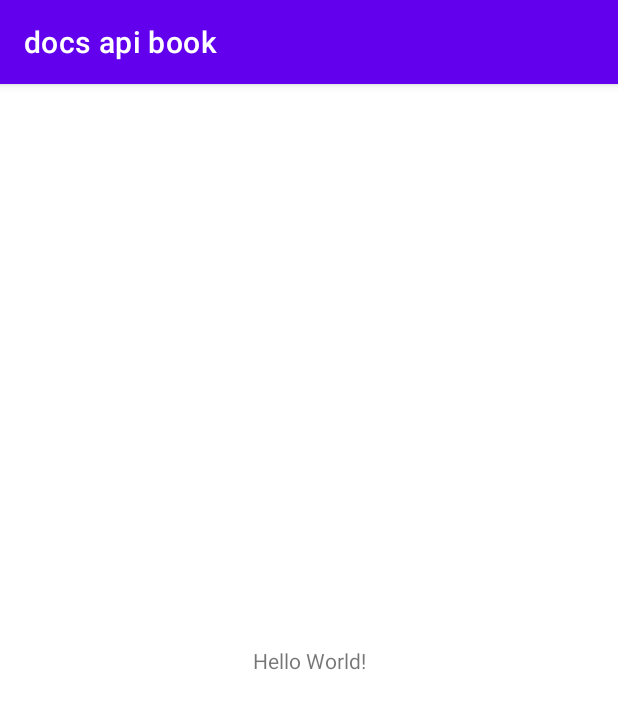
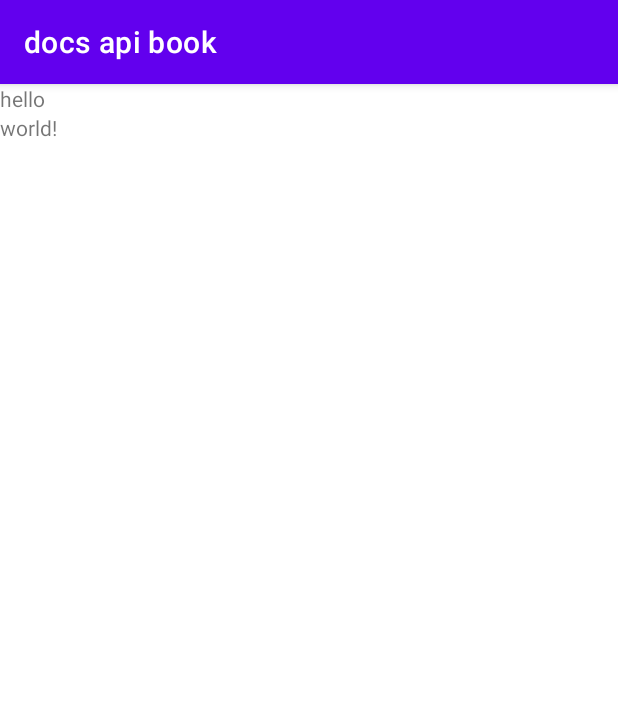
Before and after one commit to intbyte-100/dap, an Android app: the screen it shows after launch (MainActivity), on a phone screen of 412 x 824 dp. Shown: the top 709 px of the screen. Run offline under Robolectric (Android 15) with nearby library versions, the phone set to English and light mode, and no system bars.

Commit message:
implement the Text base features

```diff
--- a/app/build.gradle
+++ b/app/build.gradle
@@ -37,6 +37,7 @@ dependencies {
     implementation 'androidx.appcompat:appcompat:1.2.0'
     implementation 'com.google.android.material:material:1.3.0'
     implementation 'androidx.constraintlayout:constraintlayout:2.0.4'
+    implementation 'androidx.fragment:fragment:1.3.6'
     testImplementation 'junit:junit:4.+'
     androidTestImplementation 'androidx.test.ext:junit:1.1.2'
     androidTestImplementation 'androidx.test.espresso:espresso-core:3.3.0'
--- a/app/src/main/java/com/intkgc/dap/activities/DocumentationPageFragment.kt
+++ b/app/src/main/java/com/intkgc/dap/activities/DocsPageFragment.kt
@@ -1,30 +1,43 @@
 package com.intkgc.dap.activities
 
+import android.annotation.SuppressLint
 import android.os.Bundle
 import android.view.LayoutInflater
 import android.view.View
 import android.view.ViewGroup
+import android.widget.LinearLayout
+import android.widget.TextView
 import androidx.fragment.app.Fragment
+import com.intkgc.dap.R
 import com.intkgc.dap.page.PageBuilder
 import com.intkgc.dap.page.TextStyle
 import com.intkgc.dap.provider.ElementsProvider
+import com.intkgc.dap.provider.TestElementsProvider
 
-class DocumentationPageFragment() : Fragment(), PageBuilder {
+class DocsPageFragment : Fragment(), PageBuilder {
     lateinit var elementsProvider: ElementsProvider
-
+    lateinit var layout: LinearLayout
 
     override fun addText(text: String, vararg style: TextStyle) {
-        TODO("Not yet implemented")
+        val textView = TextView(this.context)
+        textView.text = text
+        layout.addView(textView)
     }
 
     override fun addCodePanel(code: String, language: String) {
         TODO("Not yet implemented")
     }
 
+    @SuppressLint("InflateParams")
     override fun onCreateView(inflater: LayoutInflater, container: ViewGroup?, savedInstanceState: Bundle?): View? {
+        val view = inflater.inflate(R.layout.docs_fragment, null)
+        layout = view.findViewById(R.id.docs_fragment_linear_layout)
+        elementsProvider = TestElementsProvider()
+
         elementsProvider.elementsList.forEach {
             it.inflate(this)
         }
-        return super.onCreateView(inflater, container, savedInstanceState)
+
+        return view
     }
 }
--- a/app/src/main/java/com/intkgc/dap/provider/ElementsProvider.kt
+++ b/app/src/main/java/com/intkgc/dap/provider/ElementsProvider.kt
@@ -4,5 +4,5 @@ import com.intkgc.dap.page.Element
 
 interface ElementsProvider {
     fun parse(pageMarkdown: String)
-    val elementsList: List<Element>
+    val elementsList: MutableList<Element>
 }
--- /dev/null
+++ b/app/src/main/java/com/intkgc/dap/provider/TestElementsProvider.kt
@@ -0,0 +1,15 @@
+package com.intkgc.dap.provider
+
+import com.intkgc.dap.page.Element
+import com.intkgc.dap.page.Text
+
+class TestElementsProvider() : ElementsProvider {
+
+    override val elementsList: MutableList<Element> = arrayListOf(Text("hello"), Text("world!"))
+
+
+
+    override fun parse(pageMarkdown: String) {
+        TODO("Not yet implemented")
+    }
+}
--- a/app/src/main/res/layout/activity_main.xml
+++ b/app/src/main/res/layout/activity_main.xml
@@ -1,18 +1,15 @@
 <?xml version="1.0" encoding="utf-8"?>
-<androidx.constraintlayout.widget.ConstraintLayout xmlns:android="http://schemas.android.com/apk/res/android"
+<LinearLayout xmlns:android="http://schemas.android.com/apk/res/android"
     xmlns:app="http://schemas.android.com/apk/res-auto"
     xmlns:tools="http://schemas.android.com/tools"
     android:layout_width="match_parent"
     android:layout_height="match_parent"
     tools:context=".MainActivity">
 
-    <TextView
-        android:layout_width="wrap_content"
-        android:layout_height="wrap_content"
-        android:text="Hello World!"
-        app:layout_constraintBottom_toBottomOf="parent"
-        app:layout_constraintLeft_toLeftOf="parent"
-        app:layout_constraintRight_toRightOf="parent"
-        app:layout_constraintTop_toTopOf="parent" />
-
-</androidx.constraintlayout.widget.ConstraintLayout>
+    <androidx.fragment.app.FragmentContainerView
+        android:id="@+id/fragmentContainerView"
+        android:name="com.intkgc.dap.activities.DocsPageFragment"
+        android:layout_width="match_parent"
+        android:layout_height="match_parent"
+        android:layout_weight="1" />
+</LinearLayout>
--- /dev/null
+++ b/app/src/main/res/layout/docs_fragment.xml
@@ -0,0 +1,9 @@
+<?xml version="1.0" encoding="utf-8"?>
+<LinearLayout xmlns:android="http://schemas.android.com/apk/res/android"
+
+    android:id="@+id/docs_fragment_linear_layout"
+    android:layout_width="match_parent"
+    android:layout_height="match_parent"
+    android:orientation="vertical">
+
+</LinearLayout>
```
